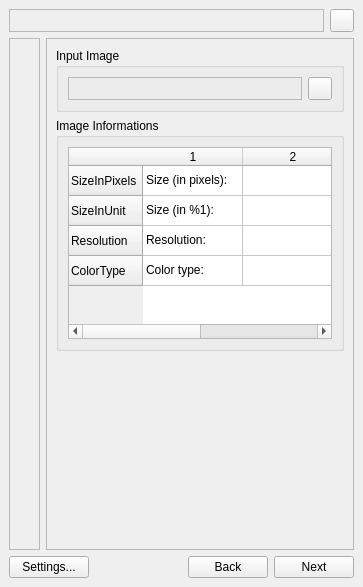
Old version of the form PosteRazor/source/posterazor_ui_qt/PosteRazorDialog.ui in the repository aportale/posterazor.
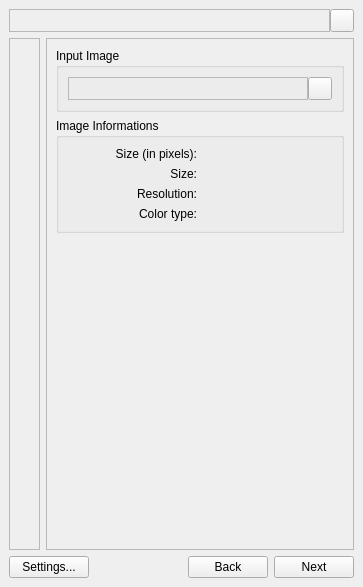
New version of the form. The open tabs and pages were chosen to show the change. Icons and pictures are not drawn. Custom widgets are drawn as their Qt base class.

```diff
--- a/PosteRazor/source/posterazor_ui_qt/PosteRazorDialog.ui
+++ b/PosteRazor/source/posterazor_ui_qt/PosteRazorDialog.ui
@@ -31,7 +31,7 @@
       <number>0</number>
      </property>
      <property name="spacing" >
-      <number>6</number>
+      <number>0</number>
      </property>
      <item>
       <widget class="QFrame" name="m_stepInfoBox" >
@@ -74,7 +74,7 @@
         <enum>QFrame::StyledPanel</enum>
        </property>
        <property name="frameShadow" >
-        <enum>QFrame::Raised</enum>
+        <enum>QFrame::Sunken</enum>
        </property>
        <layout class="QVBoxLayout" >
         <property name="margin" >
@@ -84,7 +84,7 @@
          <number>6</number>
         </property>
         <item>
-         <widget class="QPaintCanvas" name="m_paintCanvas" />
+         <widget class="QPaintCanvas" native="1" name="m_paintCanvas" />
         </item>
        </layout>
       </widget>
@@ -106,7 +106,7 @@
         <enum>QFrame::Sunken</enum>
        </property>
        <property name="currentIndex" >
-        <number>3</number>
+        <number>0</number>
        </property>
        <widget class="QWidget" name="m_loadInputImageStep" >
         <layout class="QVBoxLayout" >
@@ -126,7 +126,7 @@
              <number>9</number>
             </property>
             <property name="spacing" >
-             <number>6</number>
+             <number>0</number>
             </property>
             <item>
              <widget class="QFrame" name="m_inputFileNameLabel" >
@@ -153,75 +153,79 @@
            <property name="title" >
             <string>Image Informations</string>
            </property>
-           <layout class="QVBoxLayout" >
+           <layout class="QGridLayout" >
             <property name="margin" >
              <number>9</number>
             </property>
             <property name="spacing" >
              <number>6</number>
             </property>
-            <item>
-             <widget class="QTableWidget" name="m_imageInfoTable" >
-              <property name="autoFillBackground" >
-               <bool>false</bool>
+            <item row="0" column="1" >
+             <widget class="QLabel" name="m_imageInformationSizeInPixelsLabel" >
+              <property name="text" >
+               <string/>
               </property>
-              <property name="editTriggers" >
-               <set>QAbstractItemView::NoEditTriggers</set>
+             </widget>
+            </item>
+            <item row="0" column="0" >
+             <widget class="QLabel" name="label" >
+              <property name="text" >
+               <string>Size (in pixels):</string>
               </property>
-              <property name="selectionMode" >
-               <enum>QAbstractItemView::NoSelection</enum>
+              <property name="alignment" >
+               <set>Qt::AlignRight|Qt::AlignTrailing|Qt::AlignVCenter</set>
               </property>
-              <property name="selectionBehavior" >
-               <enum>QAbstractItemView::SelectRows</enum>
+             </widget>
+            </item>
+            <item row="1" column="1" >
+             <widget class="QLabel" name="m_imageInformationSizeLabel" >
+              <property name="text" >
+               <string/>
               </property>
-              <property name="gridStyle" >
-               <enum>Qt::SolidLine</enum>
+             </widget>
+            </item>
+            <item row="1" column="0" >
+             <widget class="QLabel" name="label" >
+              <property name="text" >
+               <string>Size:</string>
               </property>
-              <property name="sortingEnabled" >
-               <bool>false</bool>
+              <property name="alignment" >
+               <set>Qt::AlignRight|Qt::AlignTrailing|Qt::AlignVCenter</set>
               </property>
-              <row>
-               <property name="text" >
-                <string>SizeInPixels</string>
-               </property>
-              </row>
-              <row>
-               <property name="text" >
-                <string>SizeInUnit</string>
-               </property>
-              </row>
-              <row>
-               <property name="text" >
-                <string>Resolution</string>
-               </property>
-              </row>
-              <row>
-               <property name="text" >
-                <string>ColorType</string>
-               </property>
-              </row>
-              <column/>
-              <column/>
-              <item row="0" column="0" >
-               <property name="text" >
-                <string>Size (in pixels):</string>
-               </property>
-              </item>
-              <item row="1" column="0" >
-               <property name="text" >
-                <string>Size (in %1):</string>
-               </property>
-              </item>
-              <item row="2" column="0" >
-               <property name="text" >
-                <string>Resolution:</string>
-               </property>
-              </item>
-              <item row="3" column="0" >
-               <property name="text" >
-                <string>Color type:</string>
-               </property>
-              </item>
+             </widget>
+            </item>
+            <item row="2" column="0" >
+             <widget class="QLabel" name="label" >
+              <property name="text" >
+               <string>Resolution:</string>
+              </property>
+              <property name="alignment" >
+               <set>Qt::AlignRight|Qt::AlignTrailing|Qt::AlignVCenter</set>
+              </property>
+             </widget>
+            </item>
+            <item row="2" column="1" >
+             <widget class="QLabel" name="m_imageInformationResolutionLabel" >
+              <property name="text" >
+               <string/>
+              </property>
+             </widget>
+            </item>
+            <item row="3" column="0" >
+             <widget class="QLabel" name="label" >
+              <property name="text" >
+               <string>Color type:</string>
+              </property>
+              <property name="alignment" >
+               <set>Qt::AlignRight|Qt::AlignTrailing|Qt::AlignVCenter</set>
+              </property>
+             </widget>
+            </item>
+            <item row="3" column="1" >
+             <widget class="QLabel" name="m_imageInformationColorTypeLabel" >
+              <property name="text" >
+               <string/>
+              </property>
              </widget>
             </item>
            </layout>
@@ -276,7 +280,7 @@
                </sizepolicy>
               </property>
               <property name="currentIndex" >
-               <number>1</number>
+               <number>0</number>
               </property>
               <widget class="QWidget" name="m_paperFormatStandardTab" >
                <attribute name="title" >
@@ -417,15 +421,21 @@
                 </item>
                 <item row="0" column="1" >
                  <widget class="QDoubleSpinBox" name="m_paperCustomWidthSpinner" >
+                  <property name="buttonSymbols" >
+                   <enum>QAbstractSpinBox::PlusMinus</enum>
+                  </property>
                   <property name="maximum" >
-                   <double>999999</double>
+                   <double>999999.000000000000000</double>
                   </property>
                  </widget>
                 </item>
                 <item row="1" column="1" >
                  <widget class="QDoubleSpinBox" name="m_paperCustomHeightSpinner" >
+                  <property name="buttonSymbols" >
+                   <enum>QAbstractSpinBox::PlusMinus</enum>
+                  </property>
                   <property name="maximum" >
-                   <double>999999</double>
+                   <double>999999.000000000000000</double>
                   </property>
                  </widget>
                 </item>
@@ -450,8 +460,11 @@
             </property>
             <item row="2" column="0" >
              <widget class="QDoubleSpinBox" name="m_paperBorderLeftInput" >
+              <property name="buttonSymbols" >
+               <enum>QAbstractSpinBox::PlusMinus</enum>
+              </property>
               <property name="maximum" >
-               <double>999999</double>
+               <double>999999.000000000000000</double>
               </property>
              </widget>
             </item>
@@ -467,8 +480,11 @@
             </item>
             <item row="1" column="1" >
              <widget class="QDoubleSpinBox" name="m_paperBorderTopInput" >
+              <property name="buttonSymbols" >
+               <enum>QAbstractSpinBox::PlusMinus</enum>
+              </property>
               <property name="maximum" >
-               <double>999999</double>
+               <double>999999.000000000000000</double>
               </property>
              </widget>
             </item>
@@ -497,8 +513,11 @@
             </item>
             <item row="3" column="1" >
              <widget class="QDoubleSpinBox" name="m_paperBorderBottomInput" >
+              <property name="buttonSymbols" >
+               <enum>QAbstractSpinBox::PlusMinus</enum>
+              </property>
               <property name="maximum" >
-               <double>999999</double>
+               <double>999999.000000000000000</double>
               </property>
              </widget>
             </item>
@@ -540,8 +559,11 @@
             </item>
             <item row="2" column="2" >
              <widget class="QDoubleSpinBox" name="m_paperBorderRightInput" >
+              <property name="buttonSymbols" >
+               <enum>QAbstractSpinBox::PlusMinus</enum>
+              </property>
               <property name="maximum" >
-               <double>999999</double>
+               <double>999999.000000000000000</double>
               </property>
              </widget>
             </item>
@@ -655,15 +677,21 @@
             </item>
             <item row="0" column="1" >
              <widget class="QDoubleSpinBox" name="m_overlappingWidthInput" >
+              <property name="buttonSymbols" >
+               <enum>QAbstractSpinBox::PlusMinus</enum>
+              </property>
               <property name="maximum" >
-               <double>999999</double>
+               <double>999999.000000000000000</double>
               </property>
              </widget>
             </item>
             <item row="1" column="1" >
              <widget class="QDoubleSpinBox" name="m_overlappingHeightInput" >
+              <property name="buttonSymbols" >
+               <enum>QAbstractSpinBox::PlusMinus</enum>
+              </property>
               <property name="maximum" >
-               <double>999999</double>
+               <double>999999.000000000000000</double>
               </property>
              </widget>
             </item>
@@ -873,8 +901,11 @@
             </item>
             <item row="5" column="1" >
              <widget class="QDoubleSpinBox" name="m_posterPagesHeightInput" >
+              <property name="buttonSymbols" >
+               <enum>QAbstractSpinBox::PlusMinus</enum>
+              </property>
               <property name="maximum" >
-               <double>999999</double>
+               <double>999999.000000000000000</double>
               </property>
              </widget>
             </item>
@@ -925,8 +956,11 @@
             </item>
             <item row="4" column="1" >
              <widget class="QDoubleSpinBox" name="m_posterPagesWidthInput" >
+              <property name="buttonSymbols" >
+               <enum>QAbstractSpinBox::PlusMinus</enum>
+              </property>
               <property name="maximum" >
-               <double>999999</double>
+               <double>999999.000000000000000</double>
               </property>
              </widget>
             </item>
@@ -949,8 +983,11 @@
             </item>
             <item row="2" column="1" >
              <widget class="QDoubleSpinBox" name="m_posterAbsoluteHeightInput" >
+              <property name="buttonSymbols" >
+               <enum>QAbstractSpinBox::PlusMinus</enum>
+              </property>
               <property name="maximum" >
-               <double>999999</double>
+               <double>999999.000000000000000</double>
               </property>
              </widget>
             </item>
@@ -966,8 +1003,11 @@
             </item>
             <item row="1" column="1" >
              <widget class="QDoubleSpinBox" name="m_posterAbsoluteWidthInput" >
+              <property name="buttonSymbols" >
+               <enum>QAbstractSpinBox::PlusMinus</enum>
+              </property>
               <property name="maximum" >
-               <double>999999</double>
+               <double>999999.000000000000000</double>
               </property>
              </widget>
             </item>
@@ -993,8 +1033,11 @@
             </item>
             <item row="7" column="1" >
              <widget class="QDoubleSpinBox" name="m_posterPercentualSizeInput" >
+              <property name="buttonSymbols" >
+               <enum>QAbstractSpinBox::PlusMinus</enum>
+              </property>
               <property name="maximum" >
-               <double>999999</double>
+               <double>999999.000000000000000</double>
               </property>
              </widget>
             </item>
```
Left out of the diff: 5 changed lines with no effect on the pictures.
